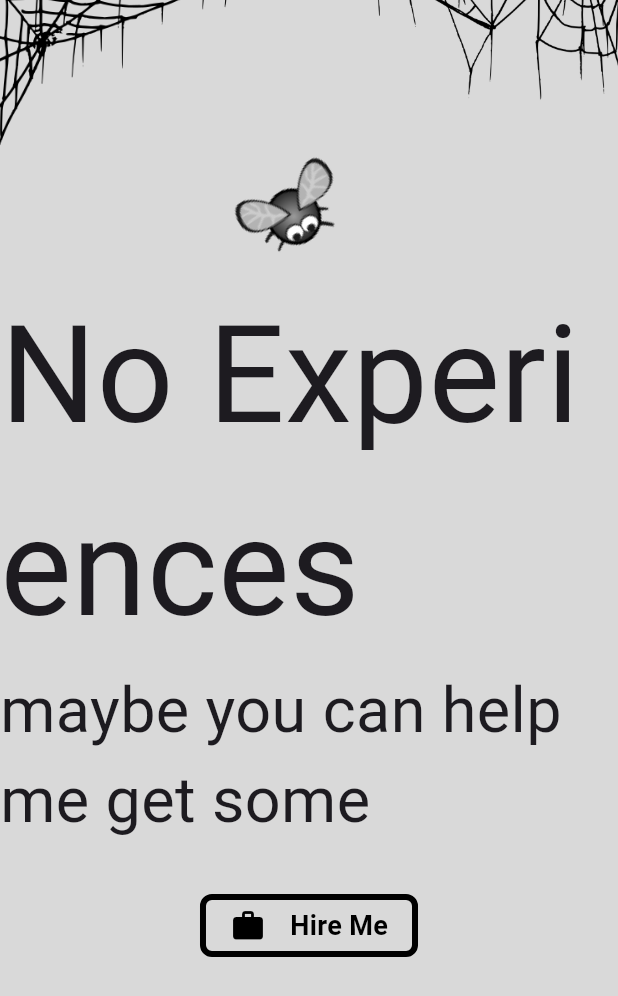
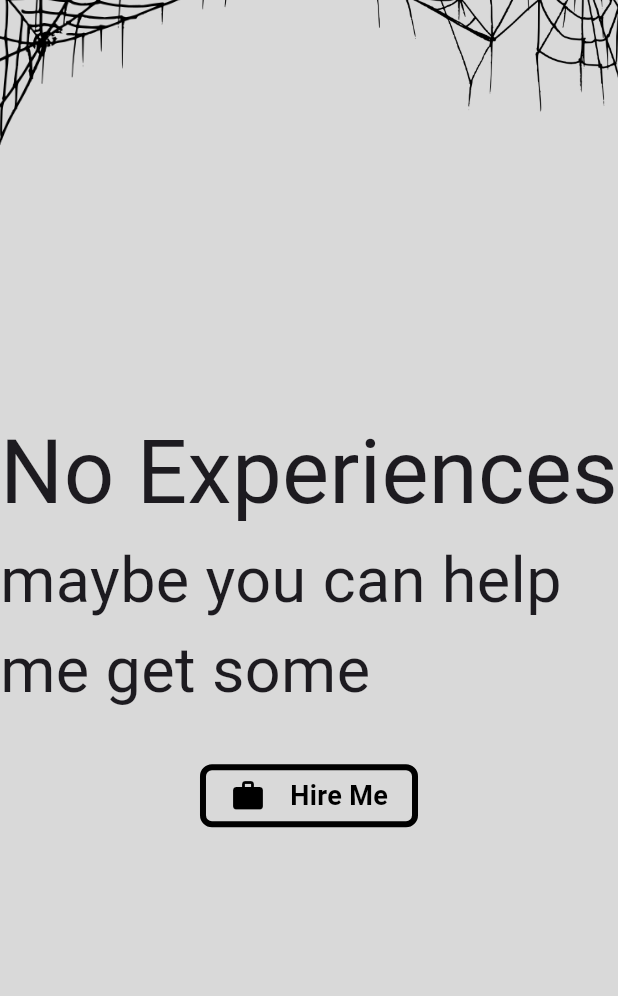
Before and after one commit to Zimmer550i/Portfolio-Flutter, a Flutter app: the ExperiencePage widget shown alone on an empty page, opened directly, on a phone screen of 412 x 824 dp. Shown: the top 996 px of the screen. Run offline on Flutter 3.47's test engine with Material 3 defaults, Android fonts, the light colour scheme and no system bars; our stand-ins replace animated_text_kit, flutter_svg, page_view_dot_indicator; Roboto replaces fonts that are missing (Custom).

Commit message:
fix: bug fixes and minor adjustments

```diff
--- a/lib/pages/experience_page.dart
+++ b/lib/pages/experience_page.dart
@@ -22,9 +22,11 @@ class ExperiencePage extends StatelessWidget {
               child: Column(
                 mainAxisAlignment: MainAxisAlignment.center,
                 children: [
-                  Text(
-                    "No Experiences",
-                    style: TextStyle(fontFamily: "Custom", fontSize: 90),
+                  FittedBox(
+                    child: Text(
+                      "No Experiences",
+                      style: TextStyle(fontFamily: "Custom", fontSize: 90),
+                    ),
                   ),
                   Text(
                     "maybe you can help me get some",
@@ -53,8 +55,8 @@ class ExperiencePage extends StatelessWidget {
             ),
           ),
           Positioned(
-            top: -AppSizes.largePadding - AppSizes.smallPadding,
-            right: isMobile ? -AppSizes.mediumPadding : 0,
+            top: isMobile ? -AppSizes.largePadding : -AppSizes.largePadding * 2,
+            right: isMobile ? -AppSizes.mediumPadding :  -AppSizes.largePadding ,
             child: Transform.flip(
               flipX: true,
               child: Image.asset(
@@ -65,9 +67,11 @@ class ExperiencePage extends StatelessWidget {
               ),
             ),
           ),
-          BugFlyingAnimation(
-            size: Size(constraints.maxWidth, constraints.maxHeight),
-          ),
+          isMobile
+              ? Container()
+              : BugFlyingAnimation(
+                  size: Size(constraints.maxWidth, constraints.maxHeight),
+                ),
         ],
       );
     });
--- a/lib/pages/profile_page.dart
+++ b/lib/pages/profile_page.dart
@@ -13,6 +13,7 @@ class ProfilePage extends StatelessWidget {
       return SingleChildScrollView(
         child: Column(
           crossAxisAlignment: CrossAxisAlignment.center,
+          mainAxisAlignment: MainAxisAlignment.center,
           children: [
             ProfileImageSection(isMobile: (constraints.maxHeight >= constraints.maxWidth),),
             const ProfileDetailsSection(),
--- a/lib/utils/app_sizes.dart
+++ b/lib/utils/app_sizes.dart
@@ -3,7 +3,7 @@ class AppSizes {
   static const double mediumPadding = 16.0;
   static const double largePadding = 32.0;
 
-  static const double webPadding = 0.85;
+  static const double webPadding = 0.9;
   static const double webAspectRatio = 1.928;
 
   static const double smallText = 12.0;
--- a/lib/widgets/main_window.dart
+++ b/lib/widgets/main_window.dart
@@ -39,11 +39,11 @@ class _MainWindowState extends State<MainWindow> {
       ),
       decoration: BoxDecoration(
         color: AppColors.backgroundColor,
-        border: Border.all(width: AppSizes.smallPadding),
+        border: widget.isMobile ? null : Border.all(width: AppSizes.smallPadding),
         borderRadius: BorderRadius.circular(AppSizes.mediumPadding),
       ),
       child: Padding(
-        padding: const EdgeInsets.all(AppSizes.mediumPadding),
+        padding: EdgeInsets.all(widget.isMobile ? AppSizes.smallPadding : AppSizes.mediumPadding),
         child: Column(
           children: [
             const SizedBox(
@@ -104,6 +104,7 @@ class _MainWindowState extends State<MainWindow> {
       children: [
         SingleChildScrollView(
           scrollDirection: Axis.horizontal,
+          clipBehavior: Clip.none,
           child: Row(
             children: [
               ...AppContents.tabs.map((e) {
--- a/lib/widgets/profile_image_section.dart
+++ b/lib/widgets/profile_image_section.dart
@@ -1,4 +1,5 @@
 import 'package:flutter/material.dart';
+import 'package:portfolio_flutter/utils/app_colors.dart';
 import 'package:portfolio_flutter/utils/app_contents.dart';
 import 'package:portfolio_flutter/utils/app_sizes.dart';
 import 'package:portfolio_flutter/widgets/social_button.dart';
@@ -30,6 +31,21 @@ class ProfileImageSection extends StatelessWidget {
                 "assets/images/sakif.jpg",
                 height: getSize(constraint),
                 width: getSize(constraint),
+                frameBuilder: (BuildContext context, Widget child, int? frame,
+                    bool wasSynchronouslyLoaded) {
+                  if (wasSynchronouslyLoaded) {
+                    return child;
+                  }
+                  return frame == null
+                      ? const Center(
+                          child: CircularProgressIndicator(
+                      color: AppColors.black,
+                      strokeCap: StrokeCap.round,
+                      strokeWidth: 8,
+                    ),
+                        )
+                      : child;
+                },
               ),
             ),
           ),
```
Also changed, not shown: lib/widgets/project_image_section.dart (+21 -3 lines).
